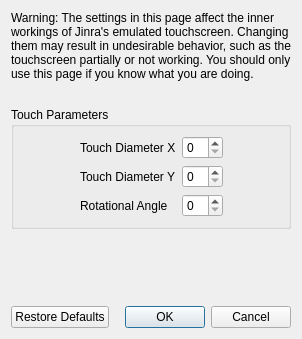
JinWooPT/Jinra, file src/yuzu/configuration/configure_touchscreen_advanced.ui: the form before one commit.
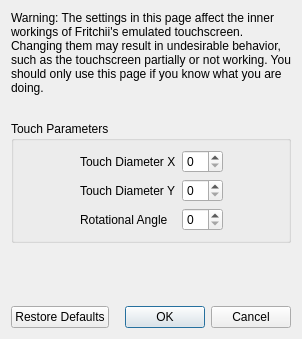
The form after the commit.

Commit message: Release Jinra 2.0.3

```diff
--- a/src/yuzu/configuration/configure_touchscreen_advanced.ui
+++ b/src/yuzu/configuration/configure_touchscreen_advanced.ui
@@ -23,7 +23,7 @@
       </size>
      </property>
      <property name="text">
-      <string>Warning: The settings in this page affect the inner workings of Jinra's emulated touchscreen. Changing them may result in undesirable behavior, such as the touchscreen partially or not working. You should only use this page if you know what you are doing.</string>
+      <string>Warning: The settings in this page affect the inner workings of Fritchii's emulated touchscreen. Changing them may result in undesirable behavior, such as the touchscreen partially or not working. You should only use this page if you know what you are doing.</string>
      </property>
      <property name="wordWrap">
       <bool>true</bool>
```
The commit also changes 3828 other files.
